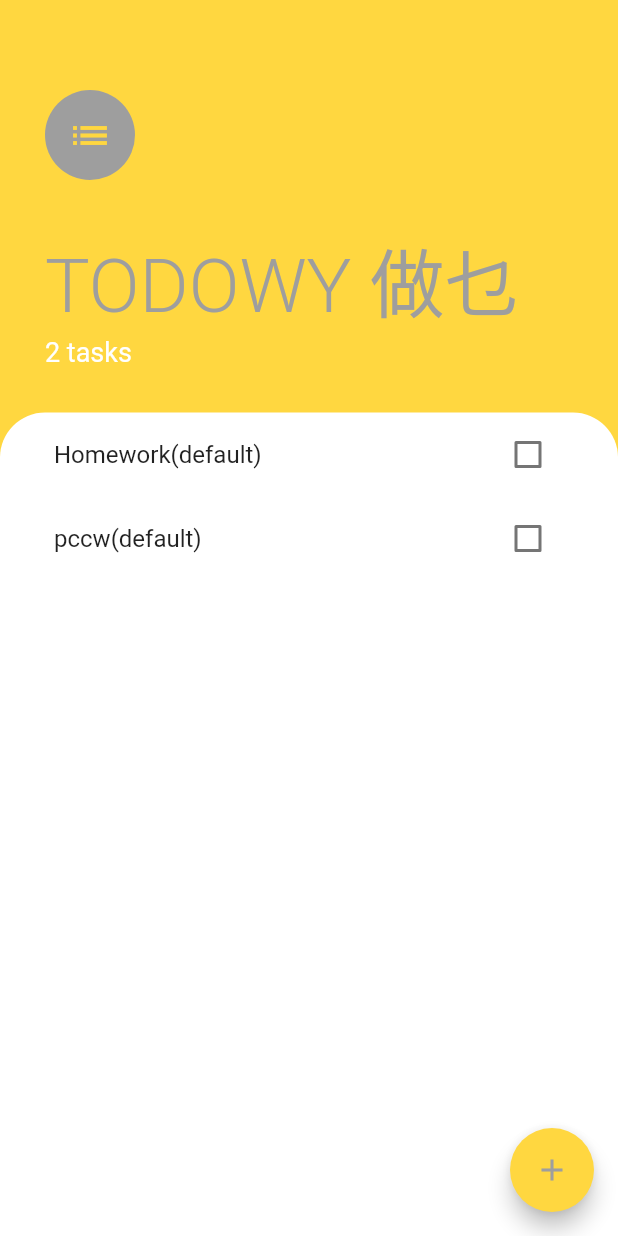
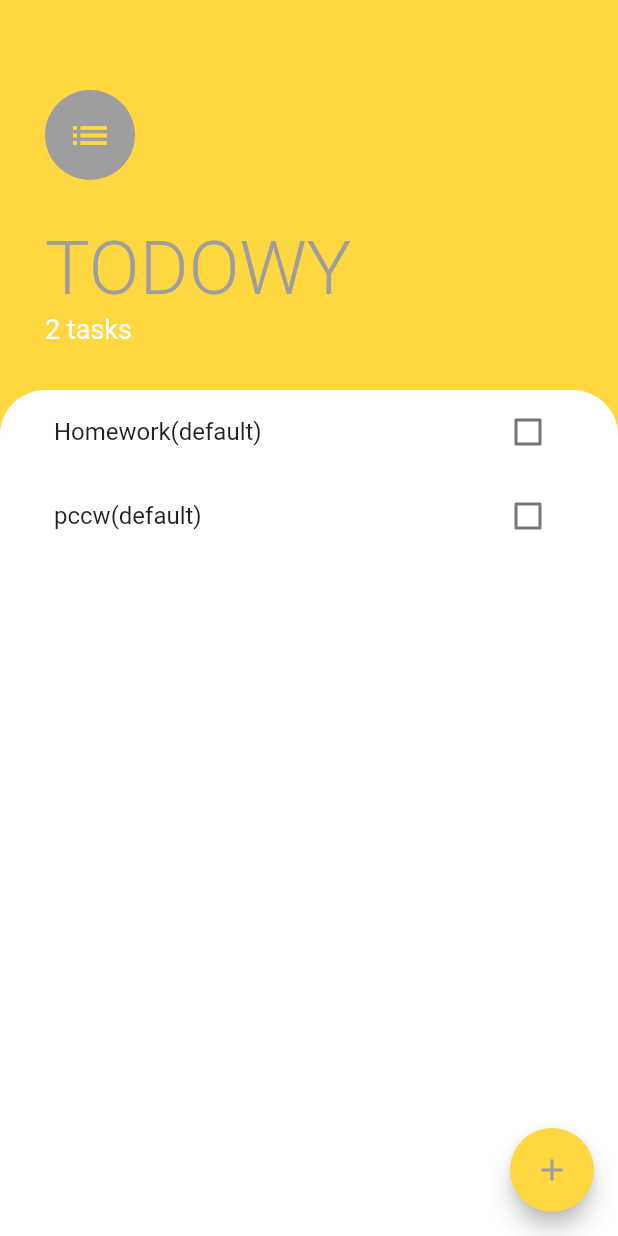
Before and after one commit to yukwok/Todowy, a Flutter app: the screen it shows after launch, on a phone screen of 412 x 824 dp. Run offline on Flutter 3.47's test engine with Material 2 defaults, Android fonts, the phone set to English and light mode, and no system bars.

Commit message:
First time to use the git function in Android studio.

```diff
--- a/lib/screens/tasks_screen.dart
+++ b/lib/screens/tasks_screen.dart
@@ -52,7 +52,7 @@ class TasksScreen extends StatelessWidget {
                   height: 30.0,
                 ),
                 Text(
-                  'TODOWY 做乜',
+                  'TODOWY',
                   style: TextStyle(
                     fontSize: 50.0,
                     color: Colors.grey,
```
